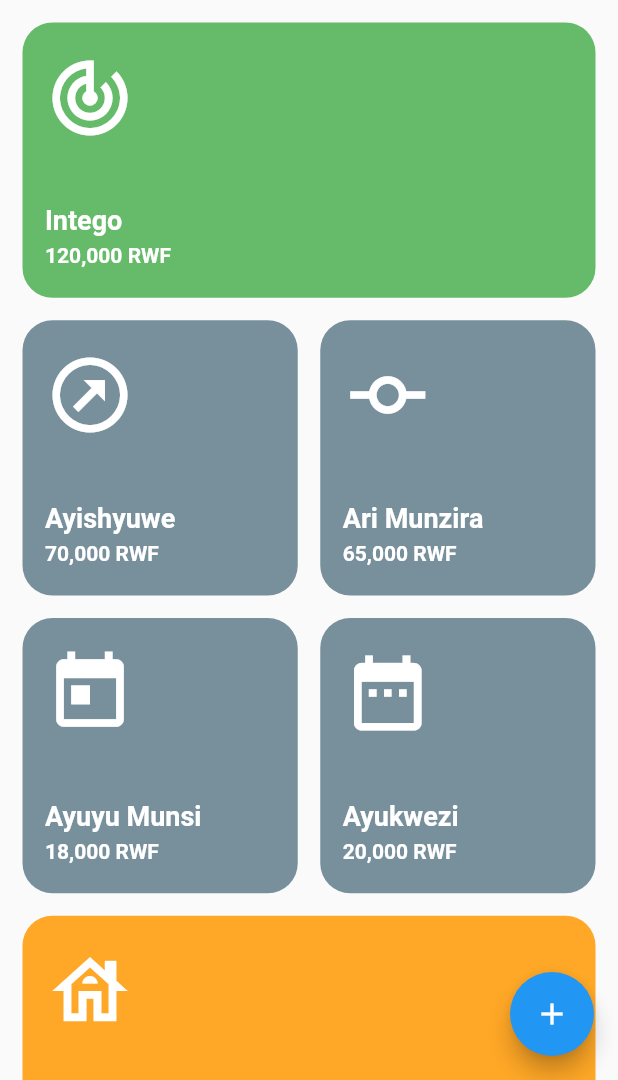
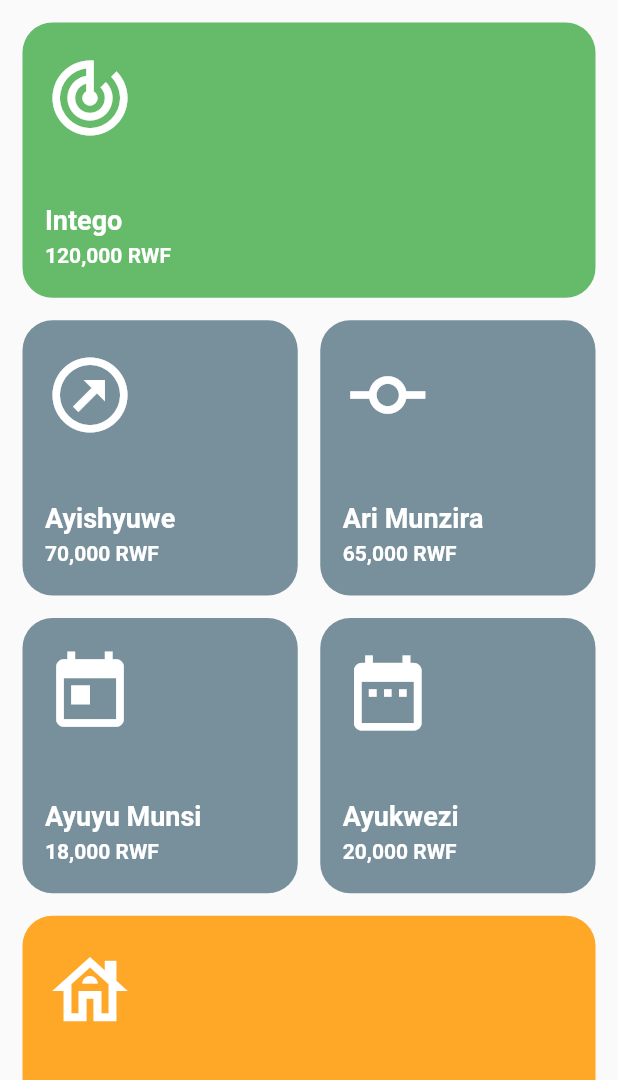
Before and after one commit to Tusifu/Film-Fan, a Flutter app: the HomeScreen screen opened by its route, on a phone screen of 412 x 824 dp, the part 156-1236 px from its top. Run offline on Flutter 3.47's test engine with Material 2 defaults, Android fonts, the light colour scheme and no system bars; our stand-ins replace flutter_svg, sizer; network calls fail.

Commit message:
remove floating

```diff
--- a/lib/pages/home.dart
+++ b/lib/pages/home.dart
@@ -87,14 +87,14 @@ class _HomeScreenState extends State<HomeScreen> {
           ),
         ),
       ),
-      floatingActionButton: FloatingActionButton(
-        backgroundColor: Colors.blue,
-        child: const Icon(
-          Icons.add,
-          color: Colors.white,
-        ),
-        onPressed: () {},
-      ),
+      // floatingActionButton: FloatingActionButton(
+      //   backgroundColor: Colors.blue,
+      //   child: const Icon(
+      //     Icons.add,
+      //     color: Colors.white,
+      //   ),
+      //   onPressed: () {},
+      // ),
       extendBody: true,
       body: _buildBody(),
     );
```
